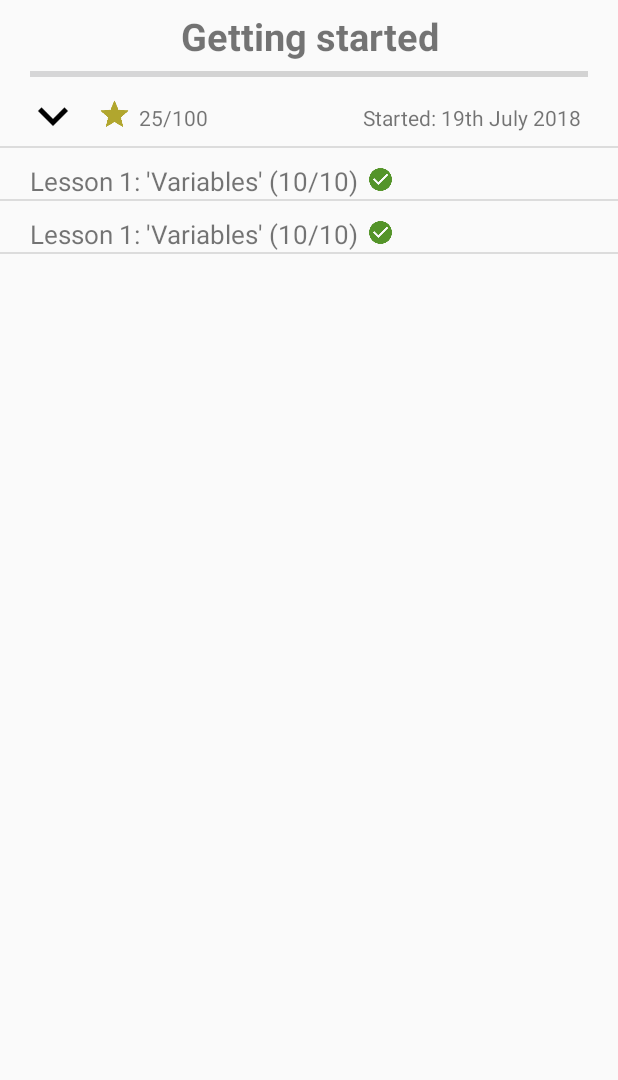
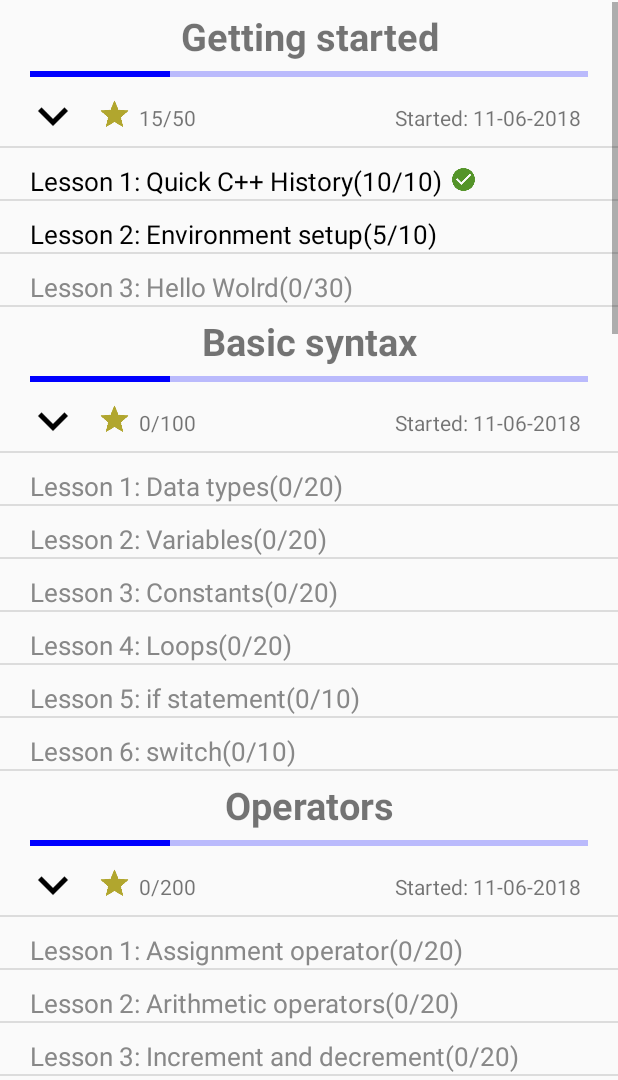
Before and after one commit to kamil-chmiel/CodeLearn, an Android app: the screen it shows after launch (MainActivity), after a tap on "GO TO MENU (TEST)", on a phone screen of 412 x 824 dp, the part 156-1236 px from its top. Run offline under Robolectric (Android 15) with nearby library versions, the phone set to English and light mode, and no system bars; 4 statements that could not run were skipped.

Commit message:
Show lectures list

```diff
--- a/app/src/main/java/com/example/kamil/codelearn/LectureCell.java
+++ b/app/src/main/java/com/example/kamil/codelearn/LectureCell.java
@@ -5,6 +5,7 @@ public class LectureCell extends LecturesCell {
     String title;
     Integer progress;
     Integer maxPoints;
+    public Boolean unlocked = false;
 
     public LectureCell(String title, Integer progress, Integer maxPoints) {
         this.type = CellType.lecture;
--- a/app/src/main/java/com/example/kamil/codelearn/LecturesFragment.java
+++ b/app/src/main/java/com/example/kamil/codelearn/LecturesFragment.java
@@ -2,6 +2,7 @@ package com.example.kamil.codelearn;
 
 import android.app.Activity;
 import android.content.Context;
+import android.graphics.Color;
 import android.net.Uri;
 import android.os.Bundle;
 import android.app.Fragment;
@@ -11,8 +12,12 @@ import android.view.View;
 import android.view.ViewGroup;
 import android.widget.ArrayAdapter;
 import android.widget.BaseAdapter;
+import android.widget.ImageView;
 import android.widget.ListView;
+import android.widget.ProgressBar;
+import android.widget.TextView;
 
+import java.text.SimpleDateFormat;
 import java.util.ArrayList;
 import java.util.Date;
 
@@ -26,10 +31,7 @@ import java.util.Date;
  * create an instance of this fragment.
  */
 public class LecturesFragment extends Fragment {
-    // TODO: Rename parameter arguments, choose names that match
-    // the fragment initialization parameters, e.g. ARG_ITEM_NUMBER
 
-    // TODO: Rename and change types of parameters
     private OnFragmentInteractionListener mListener;
     private static CustomAdapter adapter;
 
@@ -42,6 +44,7 @@ public class LecturesFragment extends Fragment {
         LecturesFragment fragment = new LecturesFragment();
         Bundle args = new Bundle();
         fragment.setArguments(args);
+
         return fragment;
     }
 
@@ -55,16 +58,13 @@ public class LecturesFragment extends Fragment {
     public void onViewCreated(View view, @Nullable Bundle savedInstanceState) {
         super.onViewCreated(view, savedInstanceState);
 
-        ArrayList lectures = new ArrayList<LecturesCell>();
 
-        lectures.add(new LectureSectionCell("Basic syntax", 0, 100, new Date()));
-        lectures.add(new LectureCell("Lekcja nr1", 0, 10));
-        lectures.add(new LectureCell("Lekcja nr2", 0, 20));
+        fillList();
+    }
 
-        ListView listView = (ListView) getView().findViewById(R.id.lectures_list);
-        adapter = new CustomAdapter(getActivity(), lectures);
-
-        listView.setAdapter(adapter);
+    @Override
+    public void onAttachFragment(Fragment childFragment) {
+        super.onAttachFragment(childFragment);
     }
 
     @Override
@@ -84,12 +84,12 @@ public class LecturesFragment extends Fragment {
     @Override
     public void onAttach(Context context) {
         super.onAttach(context);
-        if (context instanceof OnFragmentInteractionListener) {
-            mListener = (OnFragmentInteractionListener) context;
-        } else {
-            throw new RuntimeException(context.toString()
-                    + " must implement OnFragmentInteractionListener");
-        }
+//        if (context instanceof OnFragmentInteractionListener) {
+//            mListener = (OnFragmentInteractionListener) context;
+//        } else {
+//            throw new RuntimeException(context.toString()
+//                    + " must implement OnFragmentInteractionListener");
+//        }
     }
 
 
@@ -102,6 +102,75 @@ public class LecturesFragment extends Fragment {
     public interface OnFragmentInteractionListener {
         // TODO: Update argument type and name
         void onFragmentInteraction(Uri uri);
+    }
+
+
+    private void fillList() {
+        ArrayList<LecturesCell> lectures = new ArrayList<LecturesCell>();
+
+        lectures.add(new LectureSectionCell("Getting started", 15, 50, new Date()));
+        lectures.add(new LectureCell("Lesson 1: Quick C++ History", 10, 10));
+        ((LectureCell)lectures.get(lectures.size()-1)).unlocked = true;
+        lectures.add(new LectureCell("Lesson 2: Environment setup", 5, 10));
+        ((LectureCell)lectures.get(lectures.size()-1)).unlocked = true;
+        lectures.add(new LectureCell("Lesson 3: Hello Wolrd", 0, 30));
+
+        lectures.add(new LectureSectionCell("Basic syntax", 0, 100, new Date()));
+        lectures.add(new LectureCell("Lesson 1: Data types", 0, 20));
+        lectures.add(new LectureCell("Lesson 2: Variables", 0, 20));
+        lectures.add(new LectureCell("Lesson 3: Constants", 0, 20));
+        lectures.add(new LectureCell("Lesson 4: Loops", 0, 20));
+        lectures.add(new LectureCell("Lesson 5: if statement", 0, 10));
+        lectures.add(new LectureCell("Lesson 6: switch", 0, 10));
+
+        lectures.add(new LectureSectionCell("Operators", 0, 200, new Date()));
+        lectures.add(new LectureCell("Lesson 1: Assignment operator", 0, 20));
+        lectures.add(new LectureCell("Lesson 2: Arithmetic operators", 0, 20));
+        lectures.add(new LectureCell("Lesson 3: Increment and decrement", 0, 20));
+        lectures.add(new LectureCell("Lesson 4: Comparision operators", 0, 20));
+        lectures.add(new LectureCell("Lesson 5: Logical operators", 0, 20));
+        lectures.add(new LectureCell("Lesson 6: Conditional Ternary Operator", 0, 25));
+        lectures.add(new LectureCell("Lesson 7: Coma operator", 0, 25));
+        lectures.add(new LectureCell("Lesson 8: Type casting", 0, 25));
+        lectures.add(new LectureCell("Lesson 9: sizeof operator", 0, 25));
+
+        lectures.add(new LectureSectionCell("Object Oriented Programming", 0, 120, new Date()));
+        lectures.add(new LectureCell("Lesson 1: Classes", 0, 20));
+        lectures.add(new LectureCell("Lesson 2: Constructors and descructors", 0, 20));
+        lectures.add(new LectureCell("Lesson 3: Getters and setters", 0, 20));
+        lectures.add(new LectureCell("Lesson 4: The “this” keyword", 0, 20));
+        lectures.add(new LectureCell("Lesson 5: Inheritance", 0, 20));
+        lectures.add(new LectureCell("Lesson 6: Example code", 0, 20));
+
+        lectures.add(new LectureSectionCell("Pointers", 0, 100, new Date()));
+        lectures.add(new LectureCell("Lesson 1: Pointer definition", 0, 25));
+        lectures.add(new LectureCell("Lesson 2: Standard pointers", 0, 25));
+        lectures.add(new LectureCell("Lesson 3: Smart pointers", 0, 25));
+        lectures.add(new LectureCell("Lesson 4: Example", 0, 25));
+
+        lectures.add(new LectureSectionCell("Advanced OOP", 0, 150, new Date()));
+        lectures.add(new LectureCell("Lesson 1: Polimorphism", 0, 50));
+        lectures.add(new LectureCell("Lesson 2: Encapsulation", 0, 50));
+        lectures.add(new LectureCell("Lesson 3: Abstract classes", 0, 50));
+
+        lectures.add(new LectureSectionCell("Advanced Data Types", 0, 300, new Date()));
+        lectures.add(new LectureCell("Lesson 1: Multidimensional Arrays", 0, 50));
+        lectures.add(new LectureCell("Lesson 2: References", 0, 50));
+        lectures.add(new LectureCell("Lesson 3: Delete operator", 0, 50));
+        lectures.add(new LectureCell("Lesson 4: Struct", 0, 50));
+        lectures.add(new LectureCell("Lesson 5: Unions", 0, 50));
+        lectures.add(new LectureCell("Lesson 6: Enumerators", 0, 50));
+
+        lectures.add(new LectureSectionCell("Preprocessor", 0, 200, new Date()));
+        lectures.add(new LectureCell("Lesson 1: Macro definitions", 0, 50));
+        lectures.add(new LectureCell("Lesson 2: Conditional Directives", 0, 50));
+        lectures.add(new LectureCell("Lesson 3: Line Directive", 0, 50));
+        lectures.add(new LectureCell("Lesson 4: Error Directive", 0, 50));
+
+        ListView listView = (ListView) getView().findViewById(R.id.lectures_list);
+        adapter = new CustomAdapter(getActivity(), lectures);
+
+        listView.setAdapter(adapter);
     }
 
 
@@ -135,28 +204,41 @@ class CustomAdapter extends BaseAdapter {
         View vi=convertView;
 
         if(data.get(position).type == CellType.section) {
-            if(convertView==null)
-                vi = inflater.inflate(R.layout.lecture_section_cell, null);
+            LectureSectionCell section = (LectureSectionCell)data.get(position);vi = inflater.inflate(R.layout.lecture_section_cell, null);
+
+            TextView title = (TextView)vi.findViewById(R.id.section_title);
+            TextView stars = (TextView)vi.findViewById(R.id.section_stars_label);
+            TextView startDate = (TextView)vi.findViewById(R.id.start_date_label);
+            ProgressBar progressBar = (ProgressBar)vi.findViewById(R.id.progressBar);
+
+
+            title.setText( section.sectionTitle );
+            stars.setText(section.progress.toString() + "/" + section.maxPoints.toString());
+            SimpleDateFormat formatter = new SimpleDateFormat("dd-MM-yyyy");
+            startDate.setText("Started: " + formatter.format(section.startDate));
+            progressBar.getProgressDrawable().setColorFilter(Color.BLUE, android.graphics.PorterDuff.Mode.SRC_IN);
         }
         else {
-            if(convertView==null)
-                vi = inflater.inflate(R.layout.lecture_cell, null);
+            LectureCell lecture = (LectureCell) data.get(position);
+
+            vi = inflater.inflate(R.layout.lecture_cell, null);
+
+            // TU ON CLICK LECTURE
+            //vi.setOnClickListener();
+
+            TextView title = (TextView)vi.findViewById(R.id.lecture_title);
+            ImageView tick = (ImageView)vi.findViewById(R.id.tickImage);
+
+            title.setText(lecture.title + "(" + lecture.progress + "/" + lecture.maxPoints + ")");
+
+            if(lecture.progress < lecture.maxPoints) {
+                tick.setVisibility(View.INVISIBLE);
+                if(!lecture.unlocked)
+                    title.setTextColor(Color.GRAY);
+            }
         }
 
 
-//        TextView title = (TextView)vi.findViewById(R.id.title); // title
-//        TextView artist = (TextView)vi.findViewById(R.id.artist); // artist name
-//        TextView duration = (TextView)vi.findViewById(R.id.duration); // duration
-//        ImageView thumb_image=(ImageView)vi.findViewById(R.id.list_image); // thumb image
-//
-//        HashMap&lt;String, String&gt; song = new HashMap&lt;String, String&gt;();
-//        song = data.get(position);
-//
-//        // Setting all values in listview
-//        title.setText(song.get(CustomizedListView.KEY_TITLE));
-//        artist.setText(song.get(CustomizedListView.KEY_ARTIST));
-//        duration.setText(song.get(CustomizedListView.KEY_DURATION));
-//        imageLoader.DisplayImage(song.get(CustomizedListView.KEY_THUMB_URL), thumb_image);
         return vi;
     }
 }
--- a/app/src/main/res/layout/lecture_cell.xml
+++ b/app/src/main/res/layout/lecture_cell.xml
@@ -5,16 +5,17 @@
     android:layout_height="40dp">
 
     <TextView
-        android:id="@+id/textView4"
+        android:id="@+id/lecture_title"
         android:layout_width="wrap_content"
         android:layout_height="wrap_content"
+        android:layout_marginLeft="20dp"
         android:layout_marginTop="10dp"
         android:text="Lesson 1: 'Variables' (10/10)"
-        android:layout_marginLeft="20dp"
+        android:textColor="@android:color/black"
         android:textSize="17sp" />
 
     <ImageView
-        android:id="@+id/imageView4"
+        android:id="@+id/tickImage"
         android:layout_width="18dp"
         android:layout_height="18dp"
         android:layout_marginTop="12dp"
```
Also changed, not shown: app/src/main/res/layout/fragment_social.xml (+52 -5 lines).
